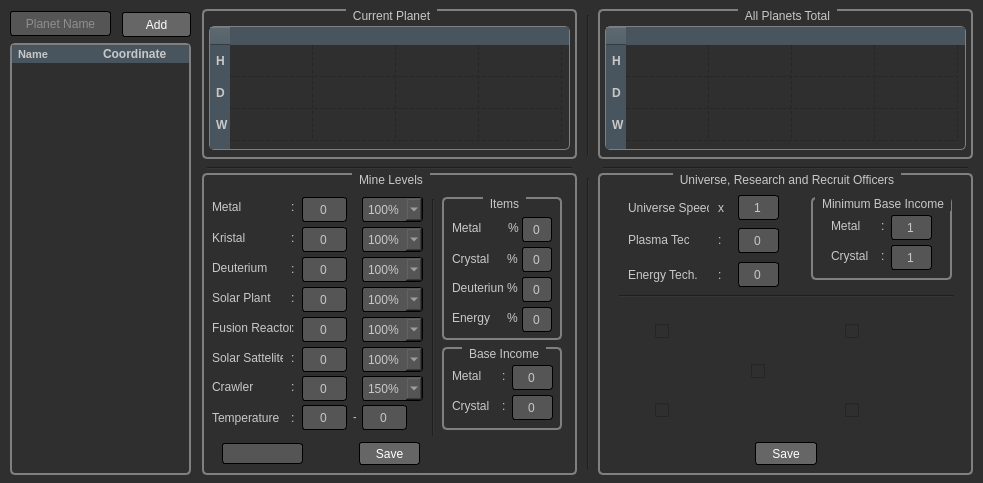
Old version of the form template/main.ui in the repository niyazialpay/OGameMineProductionCalculator.
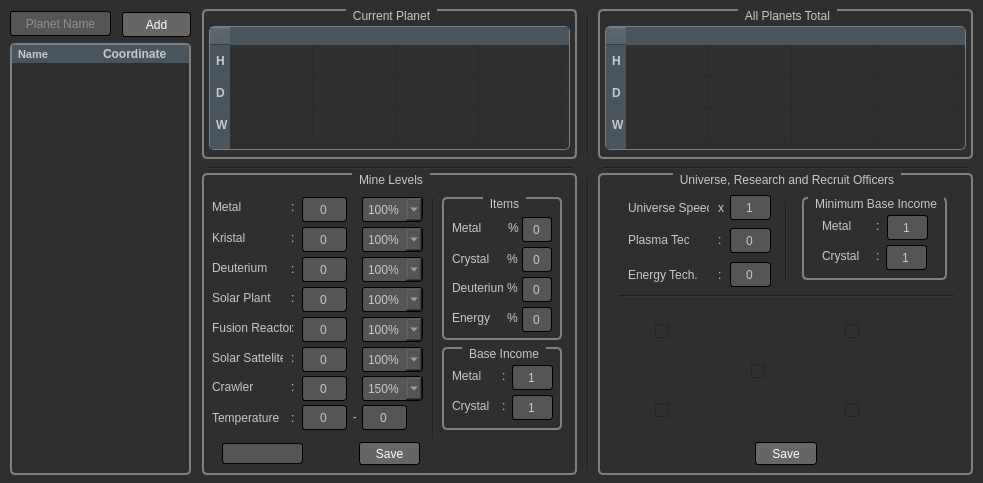
New version of the form. Icons and pictures are not drawn.

```diff
--- a/template/main.ui
+++ b/template/main.ui
@@ -651,7 +651,7 @@
        </rect>
       </property>
       <property name="text">
-       <string>0</string>
+       <string>1</string>
       </property>
       <property name="alignment">
        <set>Qt::AlignCenter</set>
@@ -667,7 +667,7 @@
        </rect>
       </property>
       <property name="text">
-       <string>0</string>
+       <string>1</string>
       </property>
       <property name="alignment">
        <set>Qt::AlignCenter</set>
@@ -1335,7 +1335,7 @@
     <widget class="QLineEdit" name="lineEditUniverseSpeed">
      <property name="geometry">
       <rect>
-       <x>140</x>
+       <x>132</x>
        <y>22</y>
        <width>41</width>
        <height>25</height>
@@ -1494,7 +1494,7 @@
     <widget class="QLineEdit" name="lineEditPlasmaTech">
      <property name="geometry">
       <rect>
-       <x>140</x>
+       <x>132</x>
        <y>55</y>
        <width>41</width>
        <height>25</height>
@@ -1601,7 +1601,7 @@
     <widget class="QLineEdit" name="lineEditEnergyTech">
      <property name="geometry">
       <rect>
-       <x>140</x>
+       <x>132</x>
        <y>89</y>
        <width>41</width>
        <height>25</height>
@@ -1617,9 +1617,9 @@
     <widget class="QGroupBox" name="groupBox_6">
      <property name="geometry">
       <rect>
-       <x>213</x>
+       <x>204</x>
        <y>24</y>
-       <width>141</width>
+       <width>145</width>
        <height>83</height>
       </rect>
      </property>
@@ -1629,7 +1629,7 @@
      <widget class="QLineEdit" name="lineEditMinimumCrystalIncome">
       <property name="geometry">
        <rect>
-        <x>80</x>
+        <x>84</x>
         <y>48</y>
         <width>41</width>
         <height>25</height>
@@ -1645,7 +1645,7 @@
      <widget class="QLineEdit" name="lineEditMinimumMetalIncome">
       <property name="geometry">
        <rect>
-        <x>80</x>
+        <x>85</x>
         <y>18</y>
         <width>41</width>
         <height>25</height>
@@ -1674,7 +1674,7 @@
      <widget class="QLabel" name="label_38">
       <property name="geometry">
        <rect>
-        <x>70</x>
+        <x>74</x>
         <y>21</y>
         <width>8</width>
         <height>16</height>
@@ -1700,7 +1700,7 @@
      <widget class="QLabel" name="label_40">
       <property name="geometry">
        <rect>
-        <x>70</x>
+        <x>74</x>
         <y>51</y>
         <width>8</width>
         <height>16</height>
@@ -1711,6 +1711,19 @@
       </property>
      </widget>
     </widget>
+    <widget class="Line" name="line_9">
+     <property name="geometry">
+      <rect>
+       <x>187</x>
+       <y>30</y>
+       <width>3</width>
+       <height>77</height>
+      </rect>
+     </property>
+     <property name="orientation">
+      <enum>Qt::Vertical</enum>
+     </property>
+    </widget>
    </widget>
    <widget class="QGroupBox" name="groupBox_5">
     <property name="geometry">
```
